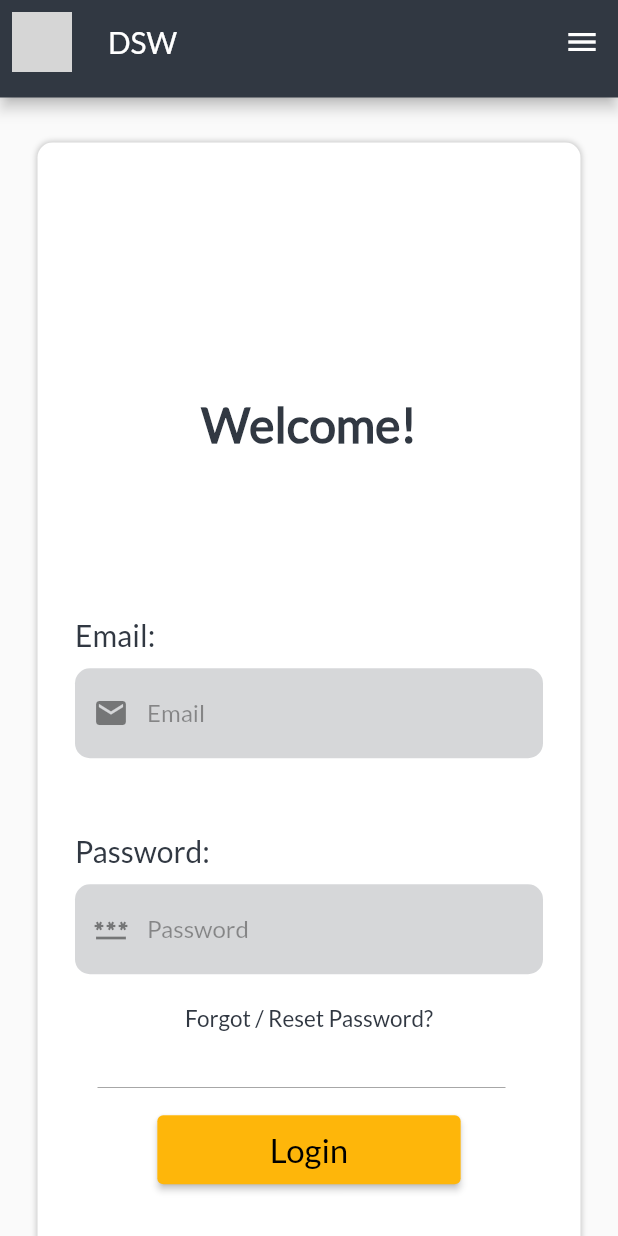
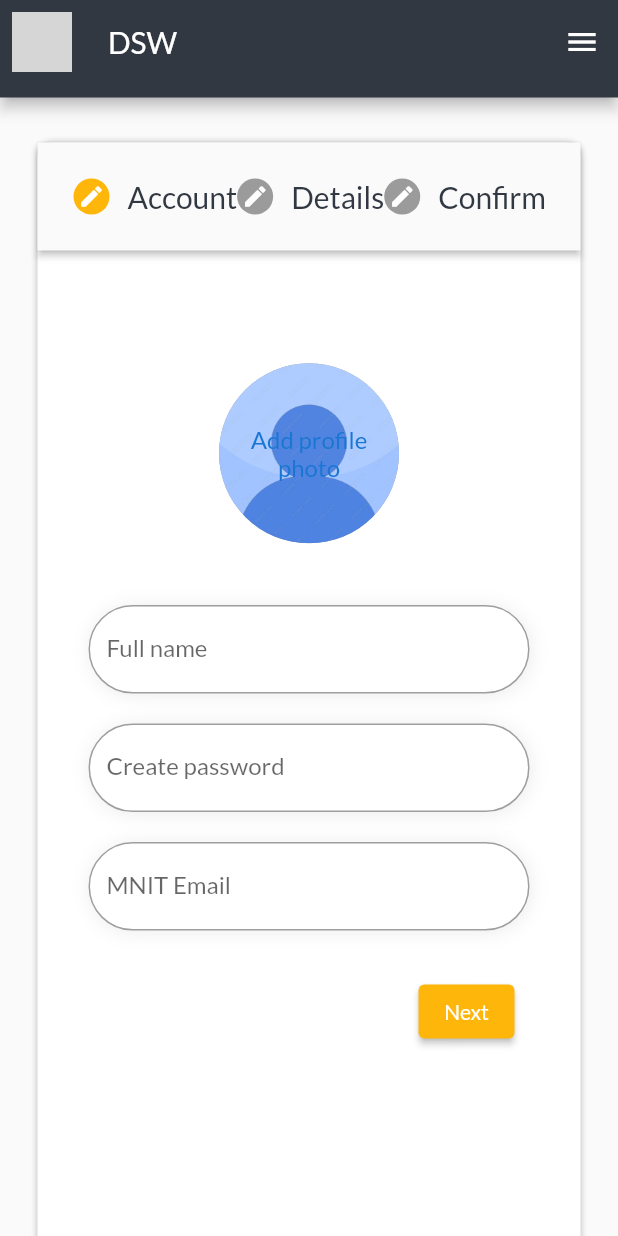
Before and after one commit to MNIT-DSW-APP/DSW-FRONTEND, a Flutter app: the screen it shows after launch, on a phone screen of 412 x 824 dp. Run offline on Flutter 3.47's test engine with Material 2 defaults, Android fonts, the phone set to English and light mode, and no system bars; our stand-ins replace carousel_slider, file_picker, flutter_lorem, font_awesome_flutter, percent_indicator, youtube_player_flutter; missing offline and left inert: rotated_corner_decoration; grey boxes are pictures that could not be loaded.

Commit message:
added multiform signup screen

```diff
--- a/lib/main.dart
+++ b/lib/main.dart
@@ -25,6 +25,7 @@ import 'package:dswapp/screens/notifications_screen.dart';
 import 'package:dswapp/screens/panels_screen.dart';
 import 'package:dswapp/screens/points_control_screen.dart';
 import 'package:dswapp/screens/question_answer_screen.dart';
+import 'package:dswapp/screens/signup_screen.dart';
 import 'package:dswapp/screens/user/register_complaint_screen.dart';
 import 'package:dswapp/screens/user/register_lost_and_found.dart';
 import 'package:dswapp/screens/user/certificates_screen.dart';
@@ -63,8 +64,13 @@ class MyApp extends StatelessWidget {
             ),
             colorScheme: ColorScheme.fromSwatch()
                 .copyWith(secondary: GlobalVariables.customYellow),
-        ),
-        home: const LogInScreen(),
+            textTheme: const TextTheme(
+                bodyText1: TextStyle(
+              color: GlobalVariables.customGrey,
+              fontSize: 20,
+              fontWeight: FontWeight.w400,
+            ))),
+        home: SignUpScreen(),
         routes: {
           PanelScreen.routeName: (context) => PanelScreen(),
           LostAndFoundScreen.routeName: (context) => LostAndFoundScreen(),
@@ -105,6 +111,7 @@ class MyApp extends StatelessWidget {
               ComplaintRegisterScreen(),
           LostAndFoundRegisterScreen.routeName: (context) =>
               LostAndFoundRegisterScreen(),
+          SignUpScreen.routeName: (context) => SignUpScreen(),
         },
       ),
     );
--- a/lib/screens/login_screen.dart
+++ b/lib/screens/login_screen.dart
@@ -1,5 +1,6 @@
 import 'package:dswapp/constants/global_variables.dart';
 import 'package:dswapp/screens/admin_screen.dart';
+import 'package:dswapp/screens/signup_screen.dart';
 import 'package:dswapp/widgets/custom_appbar.dart';
 import 'package:dswapp/widgets/navigation_drawer.dart';
 import 'package:flutter/material.dart';
@@ -95,7 +96,7 @@ Widget buildPassword() {
             style: const TextStyle(
               color: Colors.black87,
             ),
-            decoration: InputDecoration(
+            decoration: const InputDecoration(
                 contentPadding: EdgeInsets.only(top: 14),
                 border: InputBorder.none,
                 prefixIcon: Icon(Icons.password_outlined),
@@ -177,6 +178,15 @@ class _LogInScreenState extends State<LogInScreen> {
                         color: GlobalVariables.customGrey, fontSize: 15),
                   ),
                 ),
+                GestureDetector(
+                  onTap: () =>
+                      Navigator.of(context).pushNamed(SignUpScreen.routeName),
+                  child: const Text(
+                    "Create an account",
+                    style: TextStyle(
+                        color: GlobalVariables.customGrey, fontSize: 15),
+                  ),
+                ),
                 const Divider(),
                 ElevatedButton(
                   onPressed: (() {
--- /dev/null
+++ b/lib/screens/signup_screen.dart
@@ -0,0 +1,296 @@
+import 'package:dswapp/constants/global_variables.dart';
+import 'package:dswapp/screens/user/user_profile.dart';
+import 'package:flutter/material.dart';
+
+import '../widgets/custom_appbar.dart';
+import '../widgets/navigation_drawer.dart';
+
+class SignUpScreen extends StatefulWidget {
+  SignUpScreen({Key? key}) : super(key: key);
+  static const routeName = 'signup-page';
+
+  @override
+  State<SignUpScreen> createState() => _SignUpScreenState();
+}
+
+class _SignUpScreenState extends State<SignUpScreen> {
+  final _nameController = TextEditingController();
+  final _emailController = TextEditingController();
+  final _passwordController = TextEditingController();
+  final _idController = TextEditingController();
+  final _dobController = TextEditingController();
+  final _branchController = TextEditingController();
+  final _contactnoController = TextEditingController();
+  List<Step> stepList(Size sz) => [
+        Step(
+          title: const Text('Account'),
+          content: accountContent(
+              sz, _nameController, _passwordController, _emailController),
+          state: _activeStepIndex <= 0 ? StepState.editing : StepState.complete,
+          isActive: _activeStepIndex >= 0,
+        ),
+        Step(
+          title: Text('Details'),
+          content: DetailsContent(
+            branchController: _branchController,
+            contactnoController: _contactnoController,
+            dobController: _dobController,
+            idController: _idController,
+          ),
+          state: _activeStepIndex <= 1 ? StepState.editing : StepState.complete,
+          isActive: _activeStepIndex >= 1,
+        ),
+        Step(
+            title: Text('Confirm'),
+            content: Column(
+              crossAxisAlignment: CrossAxisAlignment.center,
+              mainAxisAlignment: MainAxisAlignment.center,
+              children: [
+                Text(
+                  'Name : ${_nameController.text}',
+                  style: Theme.of(context).textTheme.bodyText1,
+                ),
+                const SizedBox(
+                  height: 10,
+                ),
+                Text(
+                  'Password : ${_passwordController.text}',
+                  style: Theme.of(context).textTheme.bodyText1,
+                ),
+                const SizedBox(
+                  height: 10,
+                ),
+                Text(
+                  'Student ID : ${_idController.text}',
+                  style: Theme.of(context).textTheme.bodyText1,
+                ),
+                const SizedBox(
+                  height: 10,
+                ),
+                Text(
+                  'Email ID : ${_emailController.text}',
+                  style: Theme.of(context).textTheme.bodyText1,
+                ),
+                const SizedBox(
+                  height: 10,
+                ),
+                Text(
+                  'Contact No.: ${_contactnoController.text}',
+                  style: Theme.of(context).textTheme.bodyText1,
+                ),
+                const SizedBox(
+                  height: 10,
+                ),
+                Text(
+                  'Branch : ${_branchController.text}',
+                  style: Theme.of(context).textTheme.bodyText1,
+                ),
+              ],
+            ),
+            state:
+                _activeStepIndex <= 2 ? StepState.editing : StepState.complete),
+      ];
+
+  Container accountContent(
+      Size sz,
+      TextEditingController namecontroller,
+      TextEditingController passwordcontroller,
+      TextEditingController emailcontroller) {
+    return Container(
+      margin: const EdgeInsets.all(10),
+      child: Column(children: [
+        SizedBox(
+          height: sz.height * 0.05,
+        ),
+        CircleAvatar(
+          radius: 60,
+          backgroundImage: const AssetImage('lib/assets/images/user.jpg'),
+          backgroundColor: Colors.grey[500],
+          child: const Text(
+            'Add profile photo',
+            textAlign: TextAlign.center,
+          ),
+        ),
+        SizedBox(
+          height: sz.height * 0.05,
+        ),
+        CustomTextField(
+          txt: 'Full name',
+          controller: namecontroller,
+        ),
+        const SizedBox(
+          height: 20,
+        ),
+        CustomTextField(
+          txt: 'Create password',
+          controller: passwordcontroller,
+        ),
+        const SizedBox(
+          height: 20,
+        ),
+        CustomTextField(txt: 'MNIT Email', controller: emailcontroller),
+      ]),
+    );
+  }
+
+  int _activeStepIndex = 0;
+  final _formkey = GlobalKey<FormState>();
+  @override
+  Widget build(BuildContext context) {
+    Size sz = MediaQuery.of(context).size;
+    return SafeArea(
+      child: Scaffold(
+        appBar: const CustomAppBar(),
+        endDrawer: NavigationDrawer(),
+        body: SingleChildScrollView(
+          child: Container(
+            height: sz.height,
+            width: sz.width,
+            margin:
+                const EdgeInsets.only(left: 25, right: 25, top: 30, bottom: 30),
+            decoration: BoxDecoration(
+              borderRadius: BorderRadius.circular(10.0),
+              color: Colors.white,
+              boxShadow: const [
+                BoxShadow(
+                  blurRadius: 3.0,
+                  color: Color.fromARGB(172, 158, 158, 158),
+                ),
+              ],
+            ),
+            child: Theme(
+              data: Theme.of(context).copyWith(
+                  colorScheme: const ColorScheme.light(
+                primary: GlobalVariables.customYellow,
+              )),
+              child: Stepper(
+                currentStep: _activeStepIndex,
+                type: StepperType.horizontal,
+                steps: stepList(sz),
+                onStepContinue: () {
+                  if (_activeStepIndex < stepList(sz).length - 1) {
+                    _activeStepIndex++;
+                  }
+                  setState(() {});
+                },
+                onStepCancel: () {
+                  if (_activeStepIndex > 0) {
+                    _activeStepIndex--;
+                  }
+                  setState(() {});
+                },
+                key: _formkey,
+                controlsBuilder: (context, details) {
+                  return Container(
+                    margin: const EdgeInsets.all(20),
+                    child: Row(children: [
+                      if (_activeStepIndex != 0)
+                        ElevatedButton(
+                            onPressed: details.onStepCancel,
+                            child: Text('Cancel')),
+                      Spacer(),
+                      ElevatedButton(
+                        onPressed: details.onStepContinue,
+                        child: _activeStepIndex < 2
+                            ? Text('Next')
+                            : GestureDetector(
+                                child: Text('Confirm'),
+                                onTap: () => Navigator.of(context)
+                                    .pushNamed(UserProfileScreen.routeName),
+                              ),
+                      ),
+                    ]),
+                  );
+                },
+              ),
+            ),
+          ),
+        ),
+      ),
+    );
+  }
+}
+
+class DetailsContent extends StatelessWidget {
+  const DetailsContent({
+    Key? key,
+    required this.idController,
+    required this.branchController,
+    required this.contactnoController,
+    required this.dobController,
+  }) : super(key: key);
+
+  final TextEditingController idController;
+  final TextEditingController branchController;
+  final TextEditingController contactnoController;
+  final TextEditingController dobController;
+  @override
+  Widget build(BuildContext context) {
+    return Container(
+      margin: const EdgeInsets.all(10),
+      child: Column(children: [
+        CustomTextField(txt: 'Student ID', controller: idController),
+        SizedBox(
+          height: 20,
+        ),
+        CustomTextField(txt: 'Contact Number', controller: contactnoController),
+        SizedBox(
+          height: 20,
+        ),
+        CustomTextField(txt: 'Branch', controller: branchController),
+        SizedBox(
+          height: 20,
+        ),
+        CustomTextField(
+          txt: 'DOB',
+          controller: dobController,
+        ),
+        SizedBox(
+          height: 20,
+        ),
+      ]),
+    );
+  }
+}
+
+class CustomTextField extends StatelessWidget {
+  const CustomTextField({
+    Key? key,
+    required this.txt,
+    required this.controller,
+  }) : super(key: key);
+
+  final String txt;
+  final TextEditingController controller;
+
+  @override
+  Widget build(BuildContext context) {
+    return Container(
+      decoration: BoxDecoration(
+        boxShadow: [
+          BoxShadow(
+            blurRadius: 10,
+            offset: const Offset(1, 1),
+            color: Colors.grey.withOpacity(0.2),
+          ),
+        ],
+        borderRadius: BorderRadius.circular(30),
+        color: Colors.white,
+      ),
+      child: TextField(
+        controller: controller,
+        decoration: InputDecoration(
+          // hintText: hinttext,
+          focusedBorder: OutlineInputBorder(
+            borderRadius: BorderRadius.circular(30),
+            borderSide: const BorderSide(color: GlobalVariables.customYellow),
+          ),
+          border: OutlineInputBorder(
+            borderRadius: BorderRadius.circular(30),
+          ),
+          label: Text(txt),
+        ),
+      ),
+    );
+  }
+}
```
Lines whose indentation alone changed are shown as unchanged.
